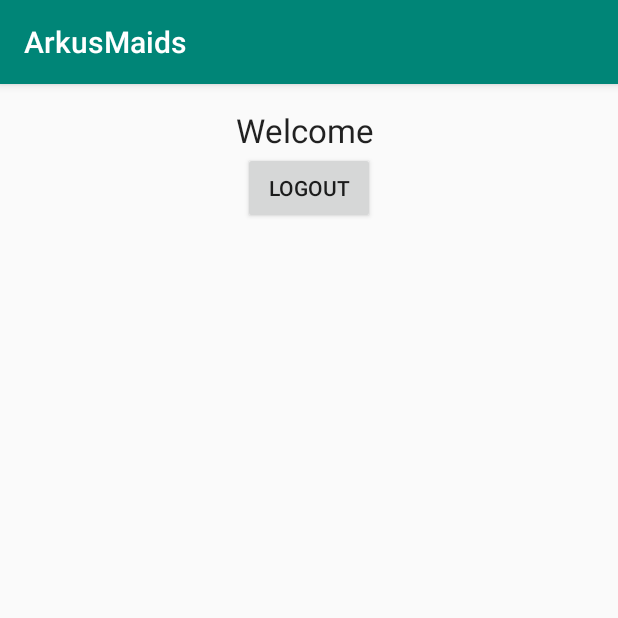
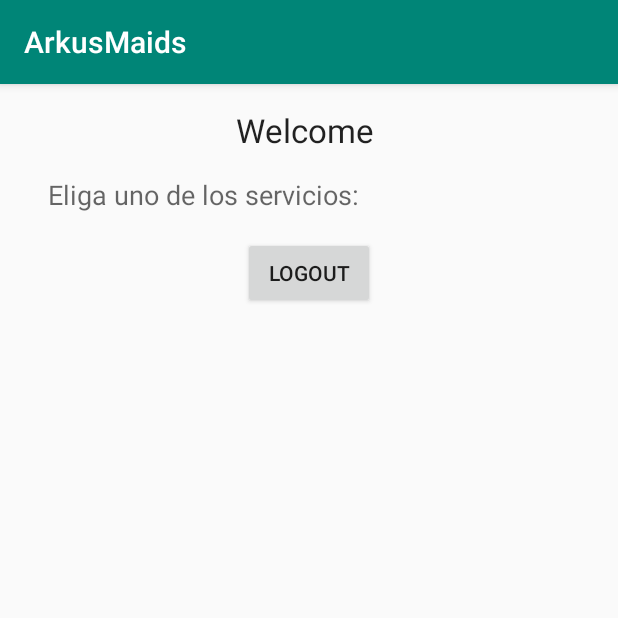
Before and after one commit to Onionhorse/ArkusMaids, an Android app: the screen it shows after launch once a user with an empty profile is signed in (ProfileActivity), on a phone screen of 412 x 824 dp, the top half of it. Run offline under Robolectric (Android 15) with nearby library versions, the phone set to English and light mode, and no system bars; our stand-ins replace Firebase (no records; nobody signed in at launch, a user with empty details on screens opened directly).

Commit message:
Log out funcional

```diff
--- a/app/build.gradle
+++ b/app/build.gradle
@@ -28,5 +28,6 @@ dependencies {
     androidTestImplementation 'com.android.support.test.espresso:espresso-core:3.0.2'
     implementation 'com.google.firebase:firebase-core:16.0.8'
     implementation 'com.google.firebase:firebase-auth:16.2.1'
+    implementation 'com.google.firebase:firebase-database:16.1.0'
 }
 apply plugin: 'com.google.gms.google-services'
--- a/app/src/main/java/com/inc/onionhorse/arkusmaids/ProfileActivity.java
+++ b/app/src/main/java/com/inc/onionhorse/arkusmaids/ProfileActivity.java
@@ -4,11 +4,16 @@ import android.content.Intent;
 import android.support.v7.app.AppCompatActivity;
 import android.os.Bundle;
 import android.view.View;
+import android.widget.ArrayAdapter;
 import android.widget.Button;
+import android.widget.EditText;
+import android.widget.ListView;
 import android.widget.TextView;
 
 import com.google.firebase.auth.FirebaseAuth;
 import com.google.firebase.auth.FirebaseUser;
+import com.google.firebase.database.DatabaseReference;
+
 
 public class ProfileActivity extends AppCompatActivity implements View.OnClickListener {
 
@@ -16,11 +21,26 @@ public class ProfileActivity extends AppCompatActivity implements View.OnClickLi
     private TextView textViewUserEmail;
     private Button buttonLogout;
 
+    private DatabaseReference databaseReference;
+
+    private EditText editTextName, editTextAdress;
+    private Button buttonSave;
+
+    //Lista
+    public ListView listView;
+    String ServiciosOpcionales[] = {"Limpieza", "Cocina"};
+
 
     @Override
     protected void onCreate(Bundle savedInstanceState) {
+//        super.onCreate(savedInstanceState); setContentView(R.layout.activity_profile);
+//        listView = (ListView)findViewById(R.id.listServicios);
+//        ArrayAdapter<String> arrayAdapter = new ArrayAdapter<String>(this, R.layout.activity_profile,R.id.textViewMensaje, ServiciosOpcionales);
+//        listView.setAdapter(arrayAdapter);
+
         super.onCreate(savedInstanceState);
         setContentView(R.layout.activity_profile);
+
 
         firebaseAuth = FirebaseAuth.getInstance();
 
@@ -42,6 +62,10 @@ public class ProfileActivity extends AppCompatActivity implements View.OnClickLi
 
     @Override
     public void onClick(View view) {
-
+        if (view == buttonLogout){
+            firebaseAuth.signOut();
+            finish();
+            startActivity(new Intent(this, LoginActivity.class));
+        }
     }
 }
--- a/app/src/main/res/layout/activity_profile.xml
+++ b/app/src/main/res/layout/activity_profile.xml
@@ -1,4 +1,9 @@
 <?xml version="1.0" encoding="utf-8"?>
+<ScrollView
+    xmlns:android="http://schemas.android.com/apk/res/android"
+    android:layout_width="fill_parent"
+    android:layout_height="fill_parent">
+
 <RelativeLayout xmlns:android="http://schemas.android.com/apk/res/android"
     xmlns:tools="http://schemas.android.com/tools"
     android:layout_width="match_parent"
@@ -24,18 +29,36 @@
             android:id="@+id/textViewUserEmail"
             android:layout_gravity="center_horizontal" />
 
+        <TextView
+            android:id="@+id/textViewMensaje"
+            android:layout_width="wrap_content"
+            android:layout_height="wrap_content"
+            android:paddingTop="16dp"
+            android:paddingBottom="16dp"
+            android:paddingLeft="16dp"
+            android:paddingRight="16dp"
+            android:text="Eliga uno de los servicios: "
+            android:textAppearance="?android:attr/textAppearanceMedium" />
+
+            <ListView
+                android:layout_width="wrap_content"
+                android:layout_height="wrap_content"
+                android:id="@+id/listServicios"
+                android:divider="#f00"
+                android:dividerHeight="1dp" >
+
+            </ListView>
+
         <Button
             android:layout_width="wrap_content"
             android:layout_height="wrap_content"
             android:text="Logout"
             android:id="@+id/buttonLogout"
-            android:layout_gravity="center_horizontal"
-            />
+            android:layout_gravity="center_horizontal" />
 
 
 
     </LinearLayout>
 
-
-
 </RelativeLayout>
+</ScrollView>
```
